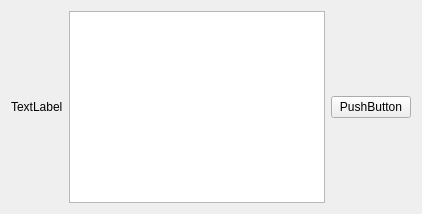
LibreCAD/LibreCAD_3, file lcUI/widgets/guiAPI/entitygui.ui: the form before one commit.
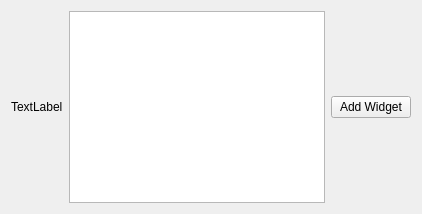
The form after the commit.

Commit message: Added entity picker widget

```diff
--- a/lcUI/widgets/guiAPI/entitygui.ui
+++ b/lcUI/widgets/guiAPI/entitygui.ui
@@ -28,7 +28,10 @@
     <item>
      <widget class="QPushButton" name="pushButton">
       <property name="text">
-       <string>PushButton</string>
+       <string>Add Widget</string>
+      </property>
+      <property name="checkable">
+       <bool>true</bool>
       </property>
      </widget>
     </item>
```
Left out of the diff: 2 changed lines with no effect on the pictures. The commit also changes 5 other files.
